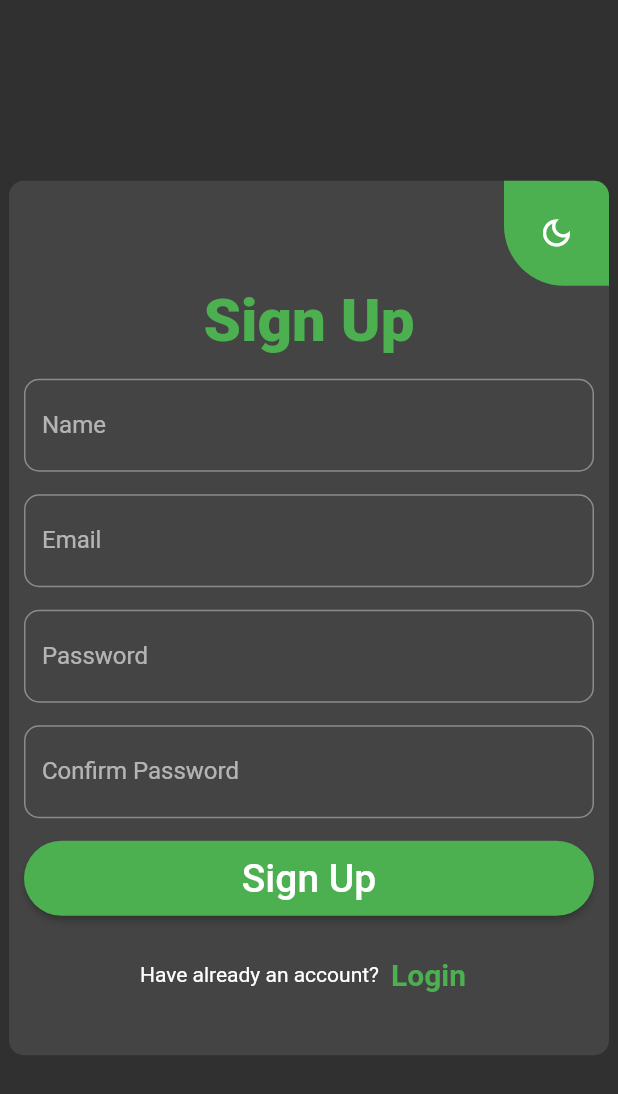
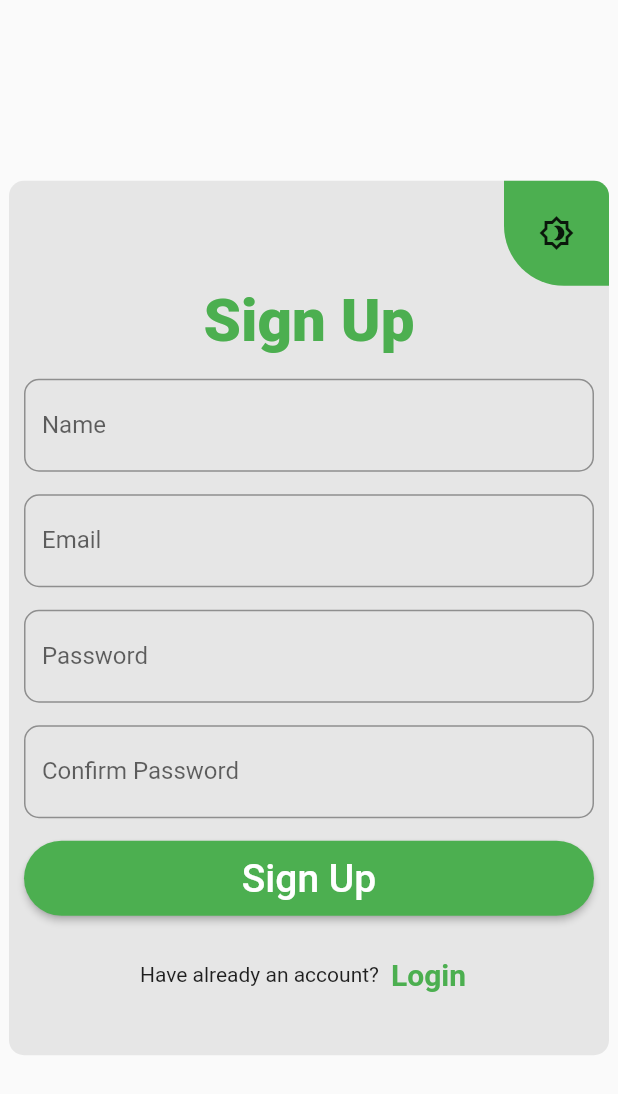
Before and after one commit to IsmailHosenIsmailJames/phulkuri, a Flutter app: the screen it shows after launch, after a tap on "Sign Up", on a phone screen of 412 x 824 dp. Shown: the top 1094 px of the screen. Run offline on Flutter 3.47's test engine with Material 2 defaults, Android fonts, the phone set to English and light mode, and no system bars; our stand-ins replace email_validator, file_picker, firebase_auth, firebase_core, firebase_storage, hive; accounts and stored records are empty.

Commit message:
Configured hive store data and theme pref
Totally removed shared_preferences plugin

```diff
--- a/lib/main.dart
+++ b/lib/main.dart
@@ -1,5 +1,7 @@
 import 'package:firebase_core/firebase_core.dart';
 import 'package:flutter/material.dart';
+import 'package:hive/hive.dart';
+import 'package:path_provider/path_provider.dart';
 import 'package:phulkuri/auth/init.dart';
 import 'package:provider/provider.dart';
 
@@ -8,6 +10,8 @@ import 'theme/theme_provider.dart';
 
 void main() async {
   WidgetsFlutterBinding.ensureInitialized();
+  final dir = await getApplicationDocumentsDirectory();
+  Hive.init(dir.path);
   await Firebase.initializeApp(
     options: DefaultFirebaseOptions.currentPlatform,
   );
--- a/lib/theme/theme_storage_manager.dart
+++ b/lib/theme/theme_storage_manager.dart
@@ -1,25 +1,23 @@
-import 'package:shared_preferences/shared_preferences.dart';
+import 'package:hive/hive.dart';
 
 class StorageManager {
   static void saveData(String key, dynamic value) async {
-    final prefs = await SharedPreferences.getInstance();
-    if (value is int) {
-      prefs.setInt(key, value);
-    } else if (value is String) {
-      prefs.setString(key, value);
-    } else if (value is bool) {
-      prefs.setBool(key, value);
-    } else {}
+    final box = await Hive.openBox("themeData");
+    await box.put(key, value);
   }
 
   static Future<dynamic> readData(String key) async {
-    final prefs = await SharedPreferences.getInstance();
-    dynamic obj = prefs.get(key);
-    return obj;
+    final box = await Hive.openBox("themeData");
+    final theme = await box.get(key, defaultValue: false);
+    if (theme == false) {
+      return "system";
+    } else {
+      return theme;
+    }
   }
 
-  static Future<bool> deleteData(String key) async {
-    final prefs = await SharedPreferences.getInstance();
-    return prefs.remove(key);
+  static Future<void> deleteData(String key) async {
+    final box = await Hive.openBox("themeData");
+    box.delete(key);
   }
 }
--- a/pubspec.yaml
+++ b/pubspec.yaml
@@ -43,7 +43,8 @@ dependencies:
   firebase_storage: ^11.2.5
   fluttertoast: ^8.2.2
   flutter_bloc: ^8.1.3
-  shared_preferences: ^2.2.1
+  path_provider: ^2.1.1
+  hive: ^2.2.3
 
 dev_dependencies:
   flutter_test:
```
Also changed, not shown: pubspec.lock, 2 other files.
